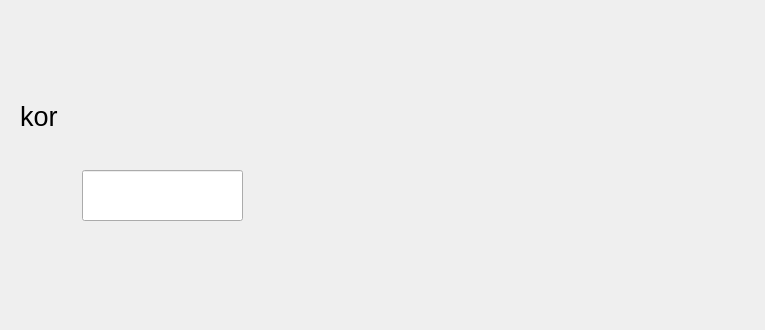
The window that test.ui (MaraShangua/TOEIC) describes before a commit, drawn with Qt 5.
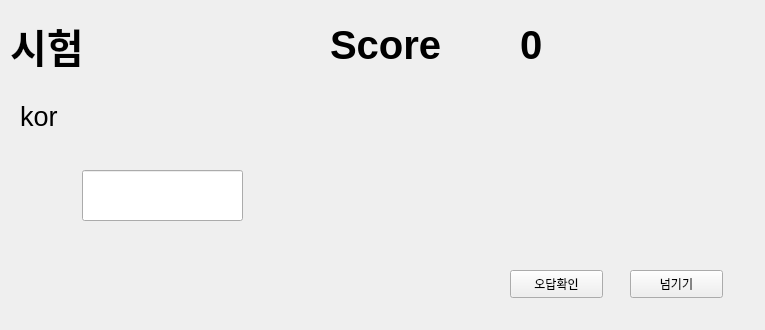
The same window after the commit.

```diff
--- a/test.ui
+++ b/test.ui
@@ -48,6 +48,119 @@
     </font>
    </property>
   </widget>
+  <widget class="QPushButton" name="pushButton">
+   <property name="geometry">
+    <rect>
+     <x>630</x>
+     <y>270</y>
+     <width>93</width>
+     <height>28</height>
+    </rect>
+   </property>
+   <property name="text">
+    <string>넘기기</string>
+   </property>
+   <property name="shortcut">
+    <string>Z</string>
+   </property>
+   <property name="default">
+    <bool>false</bool>
+   </property>
+  </widget>
+  <widget class="QLabel" name="label">
+   <property name="geometry">
+    <rect>
+     <x>40</x>
+     <y>250</y>
+     <width>211</width>
+     <height>31</height>
+    </rect>
+   </property>
+   <property name="font">
+    <font>
+     <pointsize>12</pointsize>
+    </font>
+   </property>
+   <property name="styleSheet">
+    <string notr="true">color: red;</string>
+   </property>
+   <property name="text">
+    <string/>
+   </property>
+  </widget>
+  <widget class="QLabel" name="label_2">
+   <property name="geometry">
+    <rect>
+     <x>10</x>
+     <y>20</y>
+     <width>102</width>
+     <height>50</height>
+    </rect>
+   </property>
+   <property name="font">
+    <font>
+     <pointsize>30</pointsize>
+     <weight>75</weight>
+     <bold>true</bold>
+    </font>
+   </property>
+   <property name="text">
+    <string>시험</string>
+   </property>
+  </widget>
+  <widget class="QLabel" name="label_3">
+   <property name="geometry">
+    <rect>
+     <x>330</x>
+     <y>20</y>
+     <width>141</width>
+     <height>50</height>
+    </rect>
+   </property>
+   <property name="font">
+    <font>
+     <pointsize>30</pointsize>
+     <weight>75</weight>
+     <bold>true</bold>
+    </font>
+   </property>
+   <property name="text">
+    <string>Score</string>
+   </property>
+  </widget>
+  <widget class="QLabel" name="score">
+   <property name="geometry">
+    <rect>
+     <x>520</x>
+     <y>20</y>
+     <width>141</width>
+     <height>50</height>
+    </rect>
+   </property>
+   <property name="font">
+    <font>
+     <pointsize>30</pointsize>
+     <weight>75</weight>
+     <bold>true</bold>
+    </font>
+   </property>
+   <property name="text">
+    <string>0</string>
+   </property>
+  </widget>
+  <widget class="QPushButton" name="pushButton_2">
+   <property name="geometry">
+    <rect>
+     <x>510</x>
+     <y>270</y>
+     <width>93</width>
+     <height>28</height>
+    </rect>
+   </property>
+   <property name="text">
+    <string>오답확인</string>
+   </property>
+  </widget>
  </widget>
  <resources/>
  <connections>
```
Left out of the diff: 39 changed lines with no effect on the pictures.
